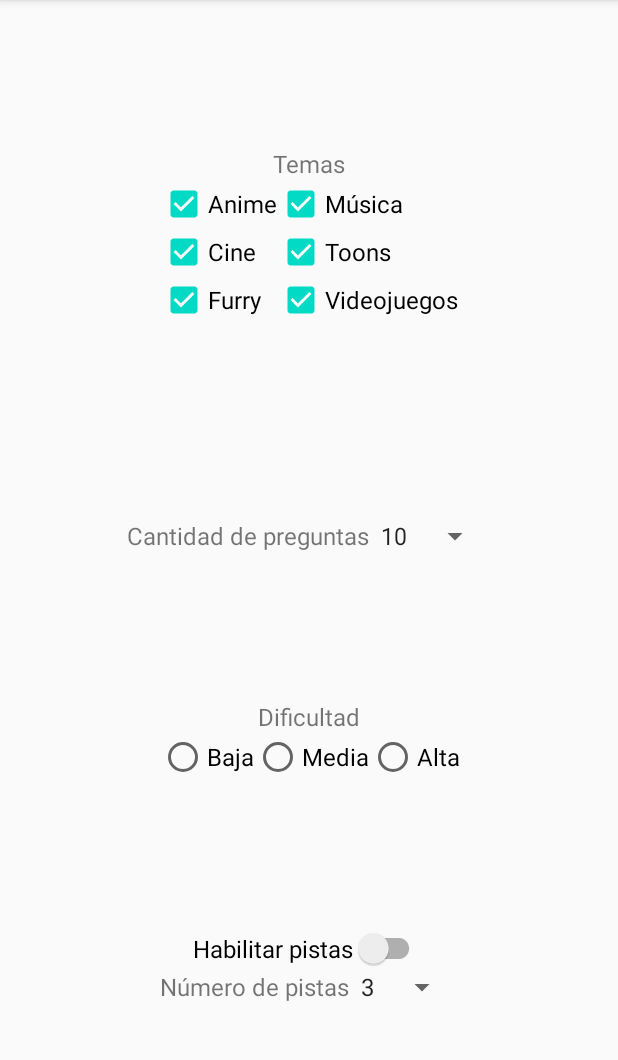
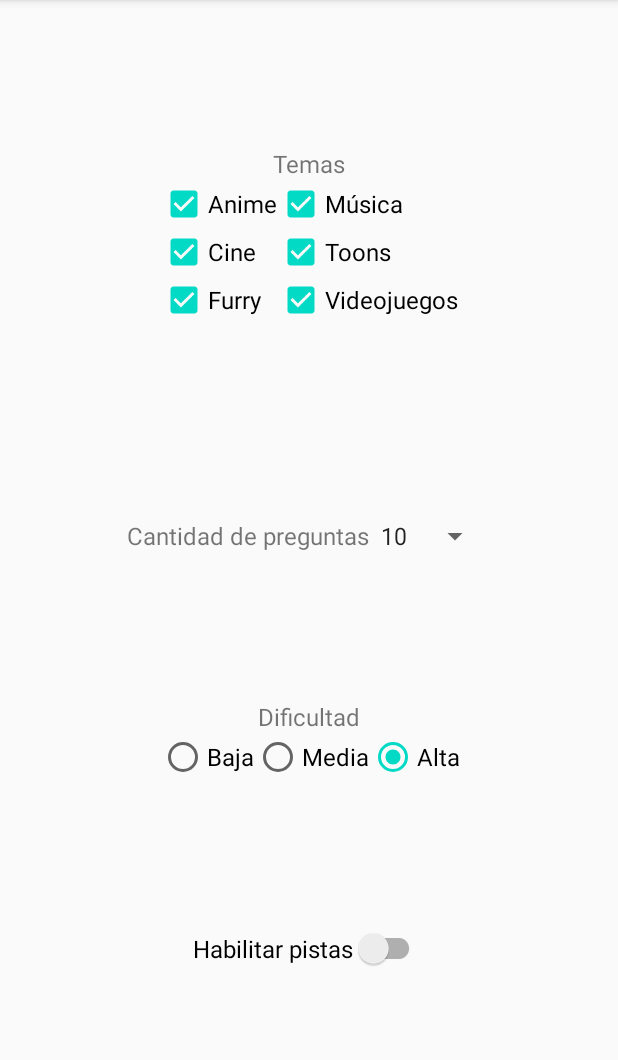
Before and after one commit to RodrigoMaliachi/QuizzFirstProjectHADP, an Android app: the OptionsActivity screen opened directly, with no data from a screen before it, on a phone screen of 412 x 824 dp, the part 84-1144 px from its top. Run offline under Robolectric (Android 15) with nearby library versions, the phone set to English and light mode, and no system bars.

Commit message:
Todas las funciones del activity de opciones están listas

```diff
--- a/app/src/main/java/com/example/quizzfirstprojecthadp/Information.kt
+++ b/app/src/main/java/com/example/quizzfirstprojecthadp/Information.kt
@@ -13,5 +13,8 @@ class Information {
 
     var hintsQuantity = 3
 
+    var difficulty = 3
+
+    var isHintsEnabled = false
 
 }
--- a/app/src/main/java/com/example/quizzfirstprojecthadp/options/OptionsActivity.kt
+++ b/app/src/main/java/com/example/quizzfirstprojecthadp/options/OptionsActivity.kt
@@ -4,6 +4,7 @@ import androidx.appcompat.app.AppCompatActivity
 import android.os.Bundle
 import android.view.View
 import android.widget.*
+import androidx.appcompat.widget.SwitchCompat
 import androidx.lifecycle.ViewModelProvider
 import com.example.quizzfirstprojecthadp.R
 
@@ -19,6 +20,11 @@ class OptionsActivity : AppCompatActivity() {
 
     private lateinit var questionSpinner: Spinner
     private lateinit var hintsSpinner: Spinner
+
+    private lateinit var difficultyRadioButton: RadioGroup
+
+    private lateinit var hintSwitch: SwitchCompat
+    private lateinit var hintSpinnerLayout: LinearLayout
 
     private lateinit var viewModel: OptionsViewModel
 
@@ -46,6 +52,18 @@ class OptionsActivity : AppCompatActivity() {
         hintsSpinner.adapter = viewModel.spinnerAdapter(this, R.array.hints_spinner)
         hintsSpinner.setSelection(viewModel.hintsQuantity.minus(1))
 
+        //Selecciona la dificultad guardada
+        difficultyRadioButton = findViewById(R.id.difficultyRadioGroup)
+        difficultyRadioButton.check(idDifficultyButton())
+
+        //Activa o desactiva las pistas segun la info guardada
+        hintSwitch = findViewById(R.id.hintSwitch)
+        hintSpinnerLayout = findViewById(R.id.hintsSpinnerLayout)
+        viewModel.isHintsEnabled.let {
+            hintSwitch.isChecked = it
+            hintSpinnerLayout.visibility = if (it) View.VISIBLE else View.INVISIBLE
+        }
+
         viewModel.initializeBoxes(listOf(animeBox,cineBox,furryBox,musicaBox,toonsBox,videojuegosBox,todosBox))
 
         animeBox.setOnCheckedChangeListener(checkBoxesListener)
@@ -54,6 +72,18 @@ class OptionsActivity : AppCompatActivity() {
         musicaBox.setOnCheckedChangeListener(checkBoxesListener)
         toonsBox.setOnCheckedChangeListener(checkBoxesListener)
         videojuegosBox.setOnCheckedChangeListener(checkBoxesListener)
+
+        todosBox.setOnCheckedChangeListener { box, boolean ->
+            if ( boolean ){
+                box.isChecked = false
+                animeBox.isChecked = true
+                cineBox.isChecked = true
+                furryBox.isChecked = true
+                musicaBox.isChecked = true
+                toonsBox.isChecked = true
+                videojuegosBox.isChecked = true
+            }
+        }
 
         questionSpinner.onItemSelectedListener = object : AdapterView.OnItemSelectedListener {
             override fun onNothingSelected(p0: AdapterView<*>?) {}
@@ -68,18 +98,26 @@ class OptionsActivity : AppCompatActivity() {
             }
         }
 
-        todosBox.setOnCheckedChangeListener { box, boolean ->
-            if ( boolean ){
-                box.isChecked = false
-                animeBox.isChecked = true
-                cineBox.isChecked = true
-                furryBox.isChecked = true
-                musicaBox.isChecked = true
-                toonsBox.isChecked = true
-                videojuegosBox.isChecked = true
+        difficultyRadioButton.setOnCheckedChangeListener { _, idButton ->
+            when (idButton) {
+                R.id.highButton -> viewModel.difficulty = 3
+                R.id.mediumButton -> viewModel.difficulty = 2
+                R.id.lowButton -> viewModel.difficulty = 1
             }
         }
+
+        hintSwitch.setOnCheckedChangeListener { _, isChecked ->
+            viewModel.isHintsEnabled = isChecked
+            hintSpinnerLayout.visibility = if (isChecked) View.VISIBLE else View.INVISIBLE
+        }
     }
+
+    private fun idDifficultyButton() =
+        when (viewModel.difficulty) {
+            3 -> R.id.highButton
+            2 -> R.id.mediumButton
+            else -> R.id.lowButton
+        }
 
     private val checkBoxesListener = CompoundButton.OnCheckedChangeListener { button, isChecked ->
         viewModel.apply {
--- a/app/src/main/java/com/example/quizzfirstprojecthadp/options/OptionsViewModel.kt
+++ b/app/src/main/java/com/example/quizzfirstprojecthadp/options/OptionsViewModel.kt
@@ -22,6 +22,14 @@ class OptionsViewModel : ViewModel() {
     var hintsQuantity: Int
         get() = info.hintsQuantity
         set(value) { info.hintsQuantity = value }
+
+    var difficulty: Int
+        get() = info.difficulty
+        set(value) { info.difficulty = value }
+
+    var isHintsEnabled: Boolean
+        get() = info.isHintsEnabled
+        set(value) { info.isHintsEnabled = value }
 
     init {
         info.apply {
--- a/app/src/main/res/layout/activity_options.xml
+++ b/app/src/main/res/layout/activity_options.xml
@@ -179,7 +179,7 @@
         app:layout_constraintTop_toBottomOf="@+id/difficultyLayout">
 
         <androidx.appcompat.widget.SwitchCompat
-            android:id="@+id/switchClues"
+            android:id="@+id/hintSwitch"
             android:layout_width="wrap_content"
             android:layout_height="wrap_content"
             android:text="@string/switch_pistas"
```
